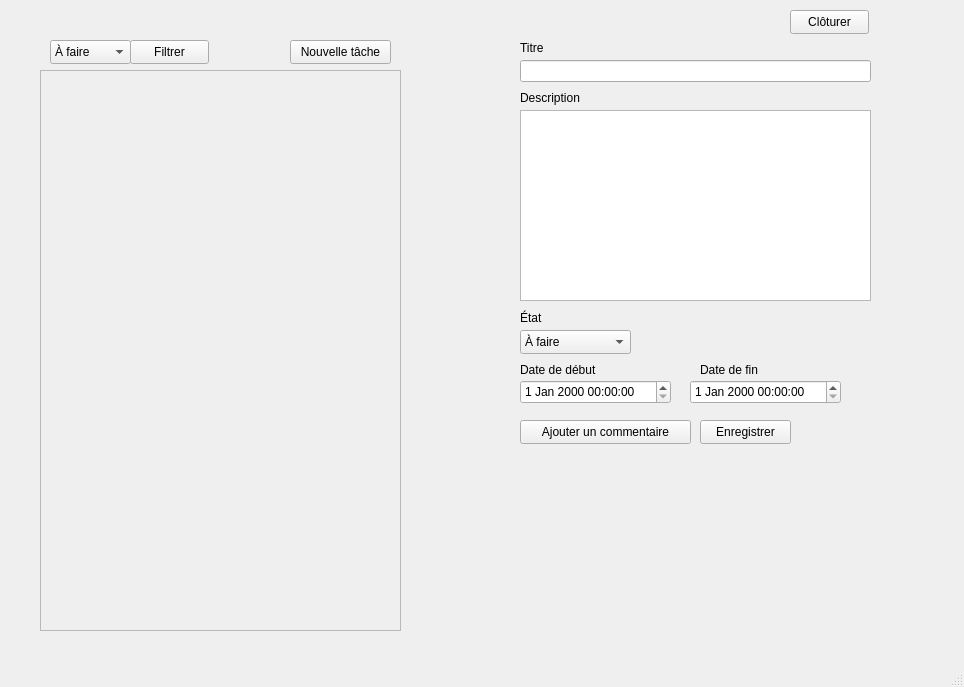
First picture: the form in ui_main_window.ui, repository LolaHeurtevin/task_manager_python, before the edit.
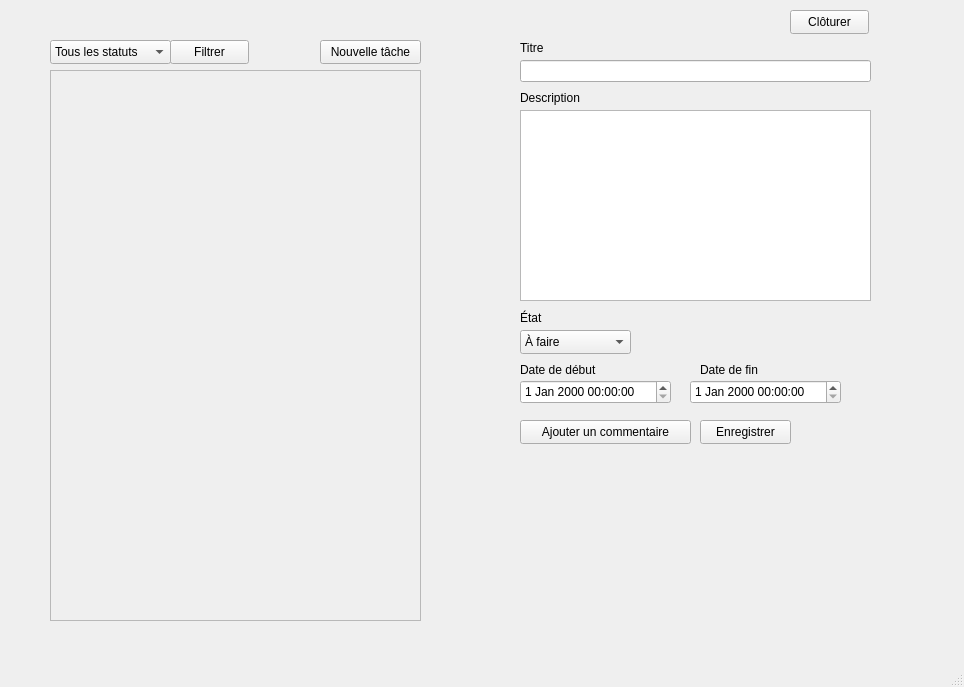
Second picture: the form after the edit.

The edit to the form file:
```diff
--- a/ui_main_window.ui
+++ b/ui_main_window.ui
@@ -158,10 +158,15 @@
      <rect>
       <x>50</x>
       <y>40</y>
-      <width>81</width>
+      <width>121</width>
       <height>24</height>
      </rect>
     </property>
+    <item>
+     <property name="text">
+      <string>Tous les statuts</string>
+     </property>
+    </item>
     <item>
      <property name="text">
       <string>À faire</string>
@@ -191,7 +196,7 @@
    <widget class="QPushButton" name="pushButton_3">
     <property name="geometry">
      <rect>
-      <x>130</x>
+      <x>170</x>
       <y>40</y>
       <width>79</width>
       <height>24</height>
@@ -217,7 +222,7 @@
    <widget class="QPushButton" name="pushButton_5">
     <property name="geometry">
      <rect>
-      <x>290</x>
+      <x>320</x>
       <y>40</y>
       <width>101</width>
       <height>24</height>
@@ -287,10 +292,10 @@
    <widget class="QScrollArea" name="scrollArea">
     <property name="geometry">
      <rect>
-      <x>40</x>
+      <x>50</x>
       <y>70</y>
-      <width>361</width>
-      <height>561</height>
+      <width>371</width>
+      <height>551</height>
      </rect>
     </property>
     <property name="widgetResizable">
@@ -301,8 +306,8 @@
       <rect>
        <x>0</x>
        <y>0</y>
-       <width>359</width>
-       <height>559</height>
+       <width>369</width>
+       <height>549</height>
       </rect>
      </property>
      <widget class="QWidget" name="verticalLayoutWidget">
@@ -310,7 +315,7 @@
        <rect>
         <x>10</x>
         <y>10</y>
-        <width>331</width>
+        <width>351</width>
         <height>551</height>
        </rect>
       </property>
```
